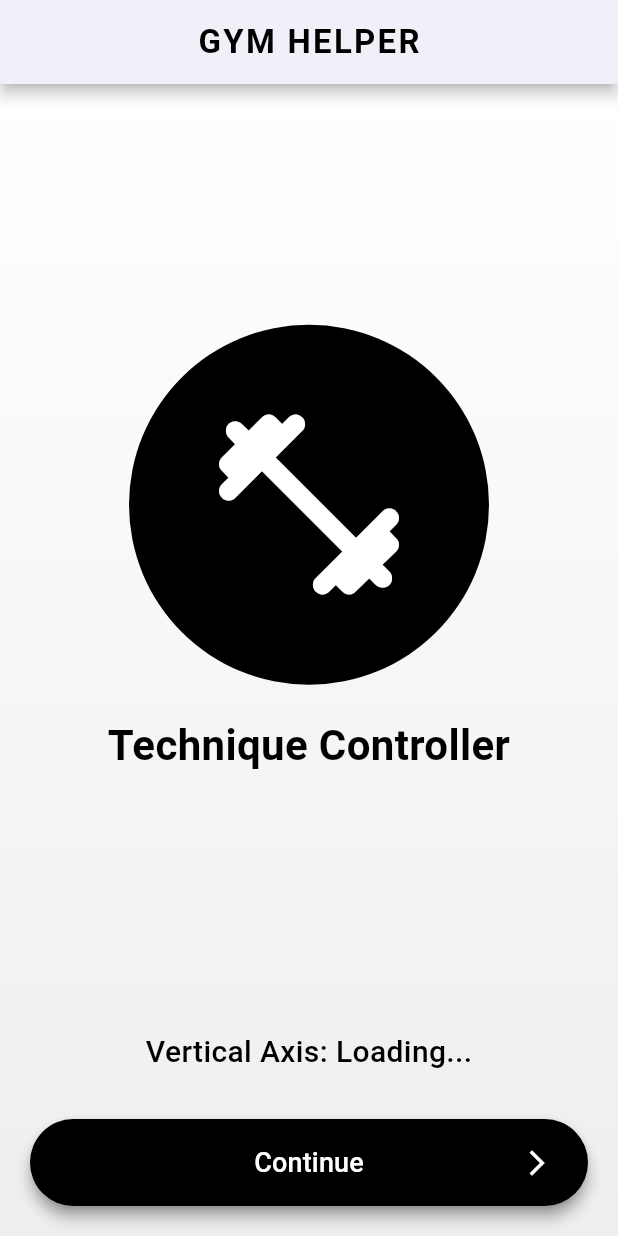
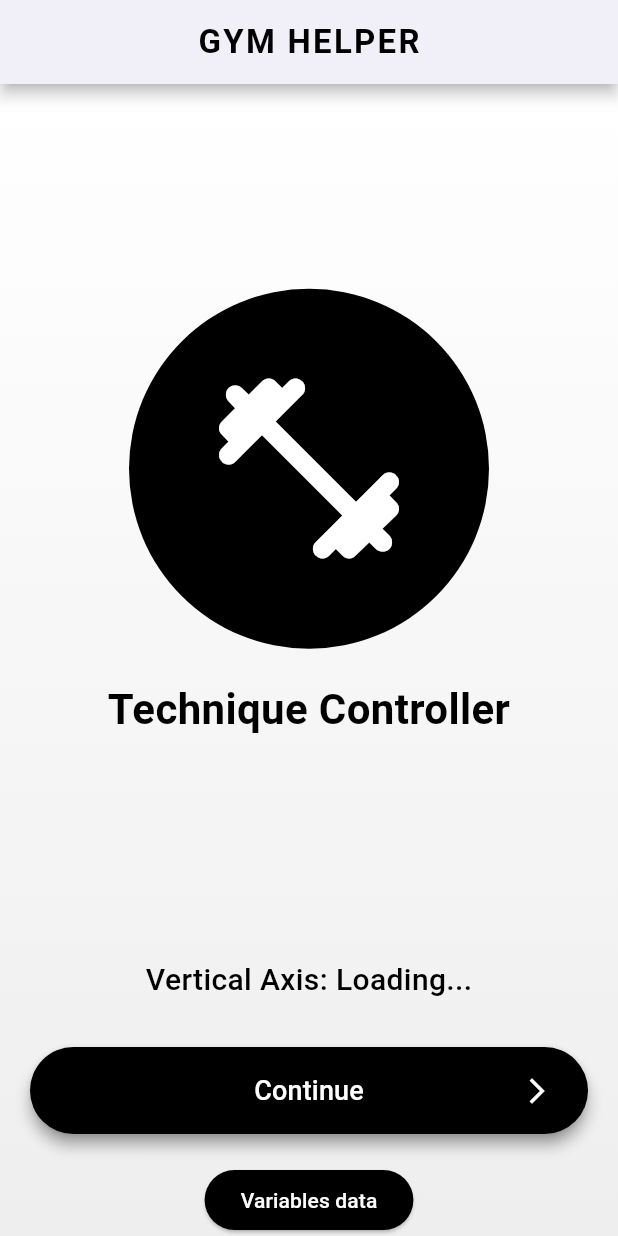
Before and after one commit to JamesMWaller/MobileAndUbiquitousComputing, a Flutter app: the screen it shows after launch, on a phone screen of 412 x 824 dp. Run offline on Flutter 3.47's test engine with Material 3 defaults, Android fonts, the phone set to English and light mode, and no system bars; our stand-ins replace flutter_blue_plus, permission_handler.

Commit message:
Variable Shower

```diff
--- a/flutter_ble/lib/home_page.dart
+++ b/flutter_ble/lib/home_page.dart
@@ -1,6 +1,7 @@
 import 'package:flutter/material.dart';
 import 'exercises.dart';
-import 'my_bluetooth_service.dart'; // Import your Bluetooth service class
+import 'my_bluetooth_service.dart';
+import 'arduino_data_display.dart';
 
 class HomePage extends StatefulWidget {
   const HomePage({Key? key}) : super(key: key);
@@ -150,6 +151,18 @@ class _HomePageState extends State<HomePage> {
                 ),
               ),
             ),
+            ElevatedButton(
+              onPressed: (){
+                Navigator.of(context).push(MaterialPageRoute(builder: (context) => ArduinoDataDisplay()));
+              },
+              child: Text(
+                  'Variables data'
+              ),
+              style: ElevatedButton.styleFrom(
+                  backgroundColor: Colors.black,
+                  foregroundColor: Colors.white
+              ),
+            ),
           ],
         ),
       ),
--- a/flutter_ble/lib/my_bluetooth_service.dart
+++ b/flutter_ble/lib/my_bluetooth_service.dart
@@ -4,6 +4,11 @@ import 'package:flutter_blue_plus/flutter_blue_plus.dart' as fbp;
 class MyBluetoothService {
   static final MyBluetoothService _instance = MyBluetoothService._internal();
   factory MyBluetoothService() => _instance;
+
+  fbp.BluetoothCharacteristic? get xCharacteristic => _xCharacteristic;
+  fbp.BluetoothCharacteristic? get yCharacteristic => _yCharacteristic;
+  fbp.BluetoothCharacteristic? get zCharacteristic => _zCharacteristic;
+
 
   MyBluetoothService._internal();
 
```
Also changed, not shown: flutter_ble/lib/arduino_data_display.dart (added, +89 -0 lines).
